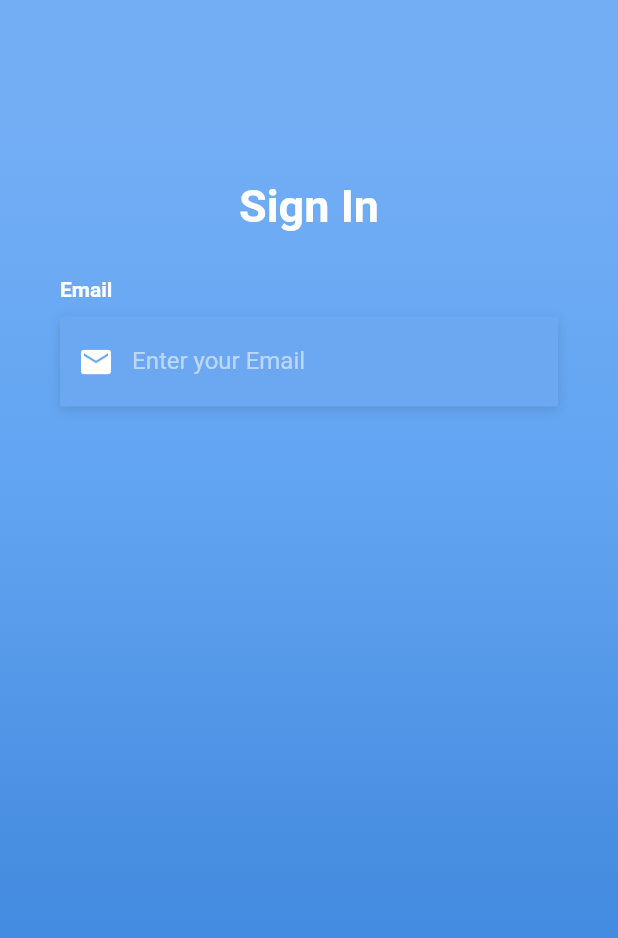
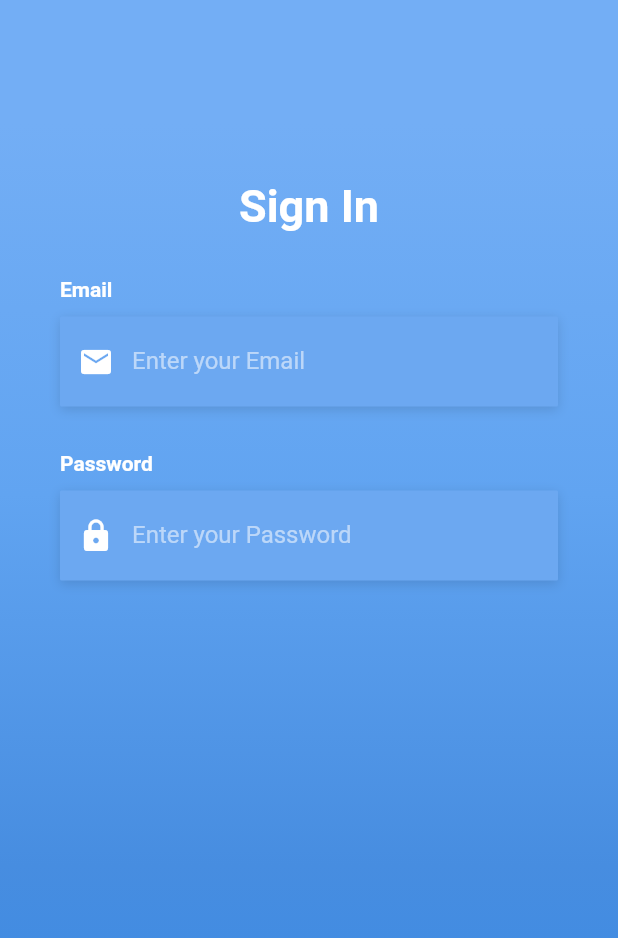
Before and after one commit to mishkatmustafid/flutter_login_ui, a Flutter app: the screen it shows after launch, on a phone screen of 412 x 824 dp. Shown: the top 938 px of the screen. Run offline on Flutter 3.47's test engine with Material 2 defaults, Android fonts, the phone set to English and light mode, and no system bars; Roboto replaces fonts that are missing (OpenSans, Opensans).

Commit message:
Password form complete

```diff
--- a/flutter_login_ui/lib/login_screen.dart
+++ b/flutter_login_ui/lib/login_screen.dart
@@ -9,7 +9,7 @@ class LogInScreen extends StatefulWidget {
 }
 
 class _LogInScreenState extends State<LogInScreen> {
-  Widget _buildEmailTF(){
+  Widget _buildPasswordTF(){
     return Column(
       crossAxisAlignment: CrossAxisAlignment.start,
       children: <Widget>[
@@ -24,7 +24,10 @@ class _LogInScreenState extends State<LogInScreen> {
           height: 60.0,
           child: TextField(
             keyboardType: TextInputType.emailAddress,
-            style: TextStyle(color: Colors.white),
+            style: TextStyle(
+              color: Colors.white,
+              fontFamily: 'OpenSans',
+            ),
             decoration: InputDecoration(
               border: InputBorder.none,
               contentPadding: EdgeInsets.only(top: 14.0),
@@ -83,7 +86,40 @@ class _LogInScreenState extends State<LogInScreen> {
                     ),
                   ),
                   SizedBox(height: 30.0),
-                  _buildEmailTF(),
+                  _buildPasswordTF(),
+                  SizedBox(height: 30.0),
+                  Column(
+                    crossAxisAlignment: CrossAxisAlignment.start,
+                    children: <Widget>[
+                      Text(
+                        'Password',
+                        style: kLabelStyle,
+                      ),
+                      SizedBox(height: 10.0),
+                      Container(
+                        alignment: Alignment.centerLeft,
+                        decoration: kBoxDecorationStyle,
+                        height: 60.0,
+                        child: TextField(
+                          obscureText: true,
+                          style: TextStyle(
+                            color: Colors.white,
+                            fontFamily: 'OpenSans',
+                          ),
+                          decoration: InputDecoration(
+                            border: InputBorder.none,
+                            contentPadding: EdgeInsets.only(top: 14.0),
+                            prefixIcon: Icon(
+                              Icons.lock,
+                              color: Colors.white,
+                            ),
+                            hintText: 'Enter your Password',
+                            hintStyle: kHintTextStyle,
+                          ),
+                        ),
+                      ),
+                    ],
+                  ),
                 ],
               ),
             ),
```
